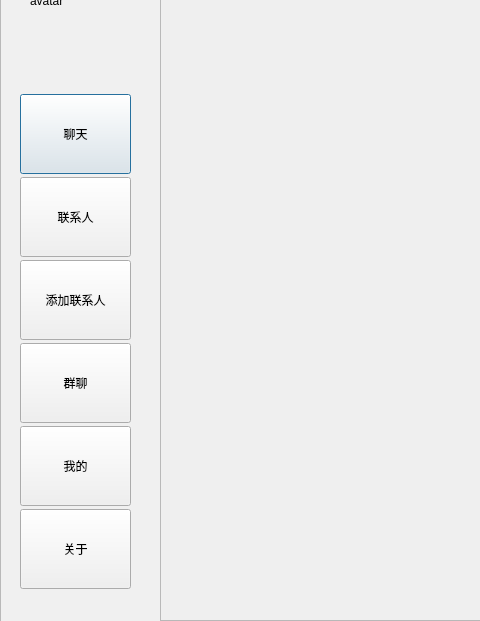
Qt form app/Ui/mainviewUi.ui (LC044/WeChatMsg) before a commit; both pictures show x 0 to 480 and y 99 to 720 of the 1280 by 720 pixel window.
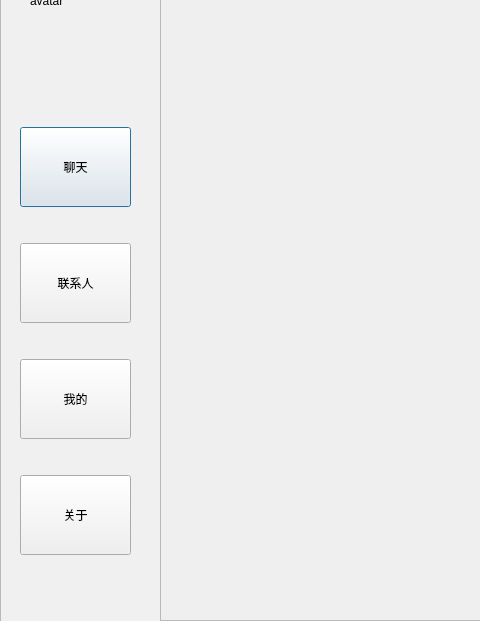
The same form after that commit.

The edit to the form file:
```diff
--- a/app/Ui/mainviewUi.ui
+++ b/app/Ui/mainviewUi.ui
@@ -62,7 +62,7 @@
       <height>501</height>
      </rect>
     </property>
-    <layout class="QVBoxLayout" name="verticalLayout_2" stretch="1,0,1,0,1,0">
+                <layout class="QVBoxLayout" name="verticalLayout_2" stretch="1,0,1,0">
      <property name="spacing">
       <number>0</number>
      </property>
@@ -100,40 +100,6 @@
        </property>
       </widget>
      </item>
-     <item>
-      <widget class="QPushButton" name="btn_addC">
-       <property name="minimumSize">
-        <size>
-         <width>0</width>
-         <height>80</height>
-        </size>
-       </property>
-       <property name="styleSheet">
-        <string notr="true">QPushButton {background-color: rgb(240,240,240);}
-QPushButton:hover{background-color: rgb(209,209,209);}</string>
-       </property>
-       <property name="text">
-        <string>添加联系人</string>
-       </property>
-      </widget>
-     </item>
-     <item>
-      <widget class="QPushButton" name="btn_add_group">
-       <property name="minimumSize">
-        <size>
-         <width>0</width>
-         <height>80</height>
-        </size>
-       </property>
-       <property name="styleSheet">
-        <string notr="true">QPushButton {background-color: rgb(240,240,240);}
-QPushButton:hover{background-color: rgb(209,209,209);}</string>
-       </property>
-       <property name="text">
-        <string>群聊</string>
-       </property>
-      </widget>
-     </item>
      <item>
       <widget class="QPushButton" name="btn_myinfo">
        <property name="minimumSize">
```
Left out of the diff: 12 changed lines with no effect on the pictures. Lines whose indentation alone changed are shown as unchanged.
